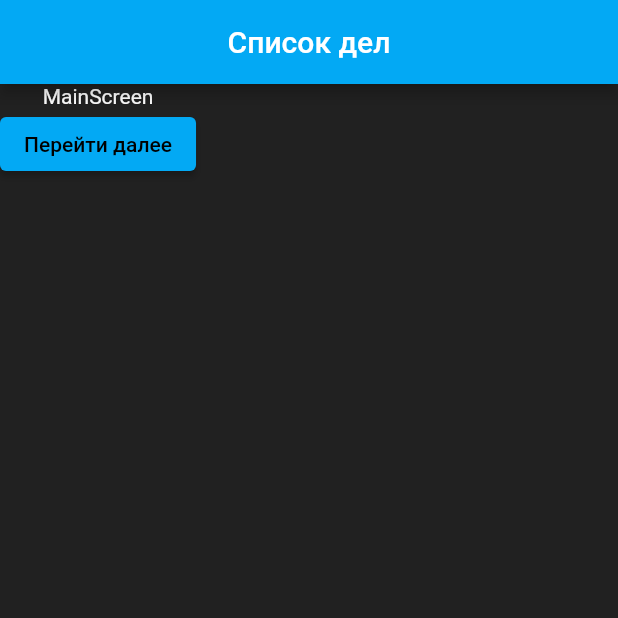
After one commit to mrdamos69/to_do_list, a Flutter app: the screen it shows after launch, on a phone screen of 412 x 824 dp, the top half of it. The commit adds this screen. Run offline on Flutter 3.47's test engine with Material 2 defaults, Android fonts, the phone set to English and light mode, and no system bars.

Commit message:
upload mainScreen and add menu

```diff
--- /dev/null
+++ b/lib/pages/mainScreen.dart
@@ -0,0 +1,28 @@
+import 'package:flutter/material.dart';
+
+    class MainScreen extends StatelessWidget {
+      const MainScreen({super.key});
+
+      @override
+      Widget build(BuildContext context) {
+        return Scaffold(
+            backgroundColor: Colors.grey[900],
+            appBar: AppBar(
+              title: Text('Список дел', style: TextStyle(color: Colors.white),),
+              centerTitle: true,
+            ),
+            body: Column(
+              children: [
+                Text('MainScreen',style: TextStyle(color: Colors.white),),
+                ElevatedButton(
+                    onPressed: () {
+                      // Navigator.pushNamed(context, '/todo');
+                      // Navigator.pushNamedAndRemoveUntil(context, '/todo', (route) => false);
+                      Navigator.pushReplacementNamed(context, '/todo');
+                    },
+                    child: Text('Перейти далее'))
+              ],
+            )
+        );
+      }
+    }
```
Also changed, not shown: lib/main.dart (+6 -1 lines), lib/pages/home.dart (+30 -0 lines).
